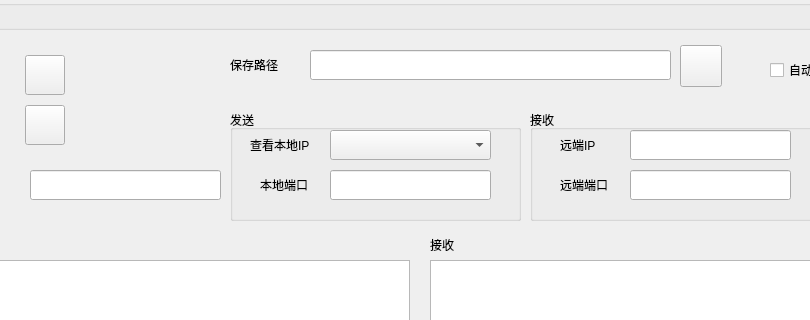
Above: src/gui/mainui.ui from realth000/localcharger before the change; both pictures show x 200 to 1010 and y 0 to 320 of the 1100 by 700 pixel window. Below: the same form after it.
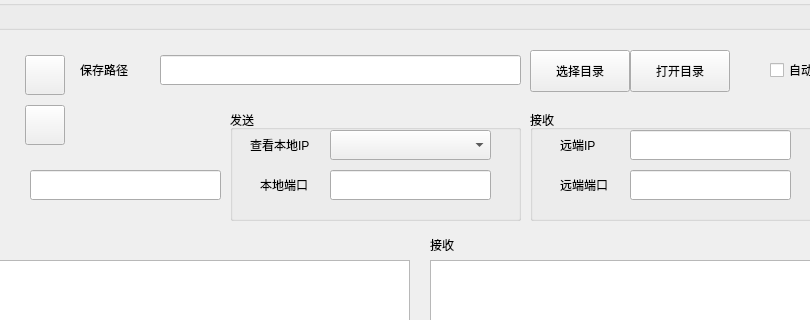
That is the form after the change. Custom widgets are drawn as their Qt base class.

Commit message:
feat(MainUi):支持打开下载保存目录
新增：
    支持打开下载保存目录

The edit to the form file:
```diff
--- a/src/gui/mainui.ui
+++ b/src/gui/mainui.ui
@@ -372,8 +372,8 @@
   <widget class="QLineEdit" name="saveFilePathLineEdit">
    <property name="geometry">
     <rect>
-     <x>510</x>
-     <y>50</y>
+     <x>360</x>
+     <y>55</y>
      <width>361</width>
      <height>30</height>
     </rect>
@@ -382,8 +382,8 @@
   <widget class="QLabel" name="label_8">
    <property name="geometry">
     <rect>
-     <x>430</x>
-     <y>50</y>
+     <x>280</x>
+     <y>55</y>
      <width>80</width>
      <height>30</height>
     </rect>
@@ -395,14 +395,14 @@
   <widget class="QPushButton" name="selectSaveFilePathPushButton">
    <property name="geometry">
     <rect>
-     <x>880</x>
-     <y>45</y>
-     <width>42</width>
+     <x>730</x>
+     <y>50</y>
+     <width>100</width>
      <height>42</height>
     </rect>
    </property>
    <property name="text">
-    <string/>
+    <string>选择目录</string>
    </property>
   </widget>
   <widget class="QListWidget" name="clientsListWidget">
@@ -503,6 +503,19 @@
     <string>自动连接</string>
    </property>
   </widget>
+  <widget class="QPushButton" name="openDownloadDirPushButton">
+   <property name="geometry">
+    <rect>
+     <x>830</x>
+     <y>50</y>
+     <width>100</width>
+     <height>42</height>
+    </rect>
+   </property>
+   <property name="text">
+    <string>打开目录</string>
+   </property>
+  </widget>
  </widget>
  <customwidgets>
   <customwidget>
```
The commit also changes 5 other files.
